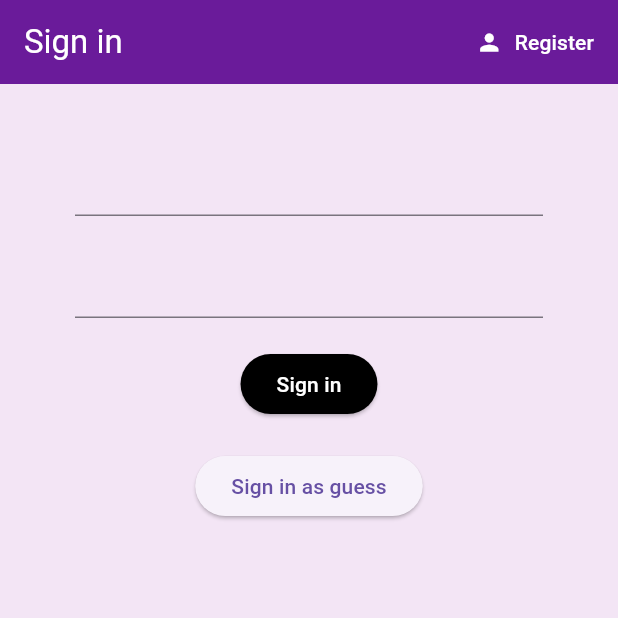
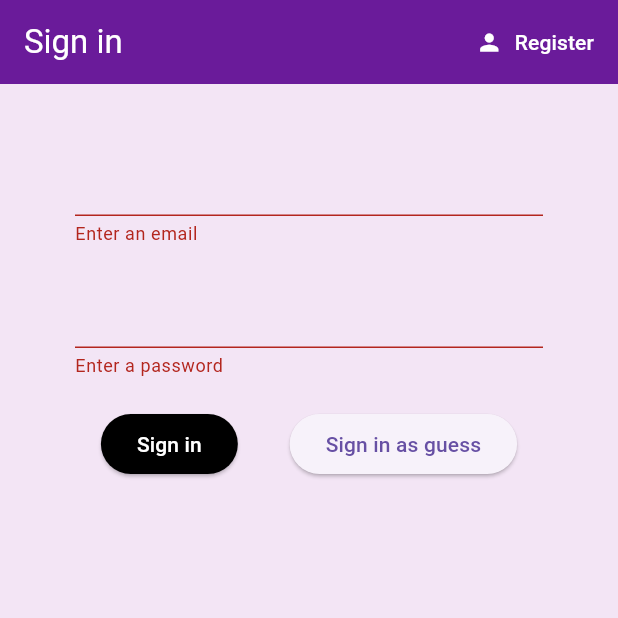
Before and after one commit to mnymkz/Winetopia, a Flutter app: the screen it shows after launch, after a tap on "Sign in", on a phone screen of 412 x 824 dp, the top half of it. Run offline on Flutter 3.47's test engine with Material 3 defaults, Android fonts, the light colour scheme and no system bars; our stand-ins replace firebase_auth, firebase_core; accounts and stored records are empty.

Commit message:
feat: Register and Sign In with email+password.

```diff
--- a/lib/screens/authenticate/register.dart
+++ b/lib/screens/authenticate/register.dart
@@ -79,9 +79,9 @@ class _RegisterState extends State<Register> {
                 onPressed: () async{
                   if(_formKey.currentState!.validate()){
                     dynamic result = await _auth.resigterWithEmailAndPassword(email, password);
-                    if(result == null){
+                    if(result == 'email-already-in-use'){
                       setState(() {
-                        error = 'Please supply a valid email!';
+                        error = 'Email already in use';
                       });
                     }
                   }
--- a/lib/screens/authenticate/sign_in.dart
+++ b/lib/screens/authenticate/sign_in.dart
@@ -14,9 +14,13 @@ class _SignInState extends State<SignIn> {
 
   final AuthService _auth = AuthService(); //get an instance of the AuthService class (auth.dart)
 
+  //this variable will keep tract the state of the form
+  final _formKey = GlobalKey<FormState>();
+
   //text field state
   String email = '';
   String password = '';
+  String error = '';
 
   @override
   Widget build(BuildContext context) {
@@ -40,10 +44,12 @@ class _SignInState extends State<SignIn> {
       body: Container(
         padding: EdgeInsets.symmetric(vertical: 20.0, horizontal: 50.0),
         child: Form(
+          key: _formKey,
           child: Column(
             children: <Widget>[
               SizedBox(height: 20.0,),
               TextFormField(
+                validator:(val) => val!.isEmpty ? 'Enter an email' : null,
                 //every time the text field in the form have a change, this function is triggered
                 onChanged: (val){
                   setState(() {
@@ -53,6 +59,7 @@ class _SignInState extends State<SignIn> {
               ),
               SizedBox(height: 20.0,),
               TextFormField(
+                validator:(val) => val!.isEmpty ? 'Enter a password' : null,
                 obscureText: true, //hiding the text (for password)
                 onChanged: (val){
                   setState(() {
@@ -61,13 +68,23 @@ class _SignInState extends State<SignIn> {
                 },
               ),
               SizedBox(height: 20.0,),
+
+              Row(
+                mainAxisAlignment: MainAxisAlignment.spaceAround,
+                children: <Widget>[
                   ElevatedButton(
                     style: ElevatedButton.styleFrom(
                       backgroundColor: Colors.black
                     ),
                     onPressed: () async{
-                  print("email: " + email);
-                  print("password: " + password);
+                      if(_formKey.currentState!.validate()){
+                        dynamic result = await _auth.signInWithEmailAndPassword(email, password);
+                        if(result == null){
+                          setState(() {
+                            error = 'Yeah, nah. That’s not a valid email or password.';
+                          });
+                        }
+                      }
                     },
                     child: Text(
                       'Sign in',
@@ -75,7 +92,6 @@ class _SignInState extends State<SignIn> {
                     ),
                   ),
 
-              SizedBox(height: 20.0,),
                   //for sign in as a guess, might remove this button latter on
                   ElevatedButton(
                     child: Text('Sign in as guess'),
@@ -94,6 +110,13 @@ class _SignInState extends State<SignIn> {
                   ),
                 ],
               ),
+              SizedBox(height: 20.0,),
+              Text(
+                error,
+                style: TextStyle(color: Colors.red, fontSize: 14.0),
+              ),
+            ],
+          ),
         ),
       ),
     );
```
Also changed, not shown: lib/services/auth.dart (+13 -3 lines). Lines whose indentation alone changed are shown as unchanged.
